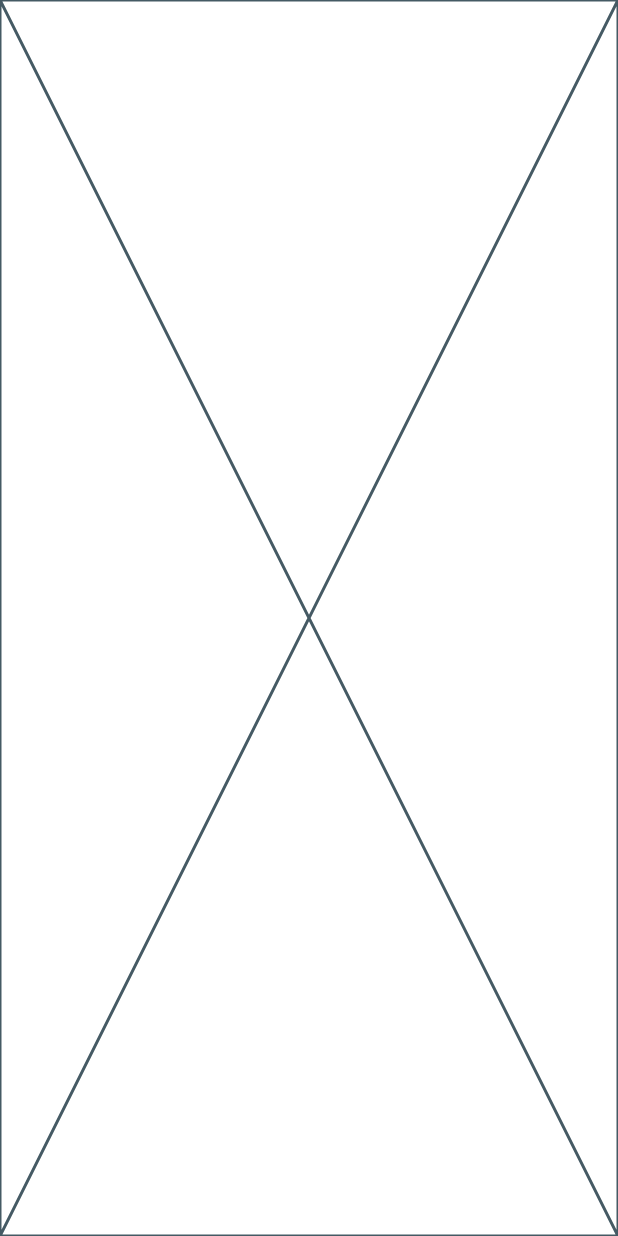
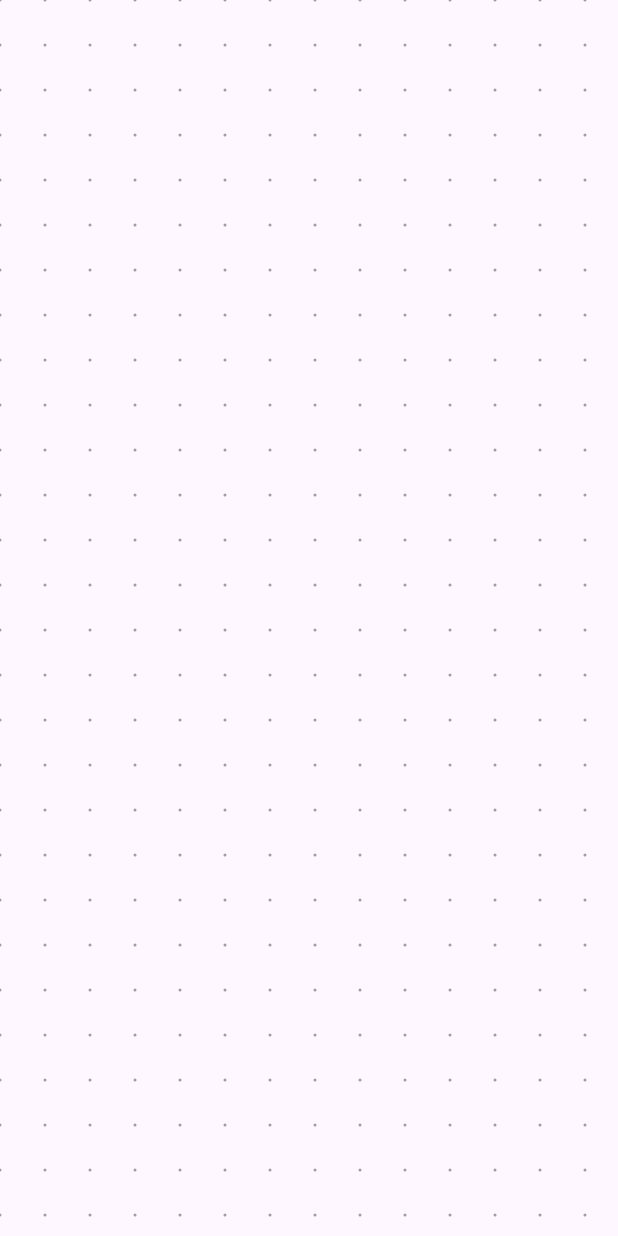
Before and after one commit to maryamabdallahhh/Drawly, a Flutter app: the screen it shows after launch, on a phone screen of 412 x 824 dp. Run offline on Flutter 3.47's test engine with Material 3 defaults, Android fonts, the light colour scheme and no system bars; our stand-ins replace cloud_firestore, firebase_core, flutter_riverpod; accounts and stored records are empty.

Commit message:
feat: implement infinite canvas with view-port grid and zoom/pan support

```diff
--- /dev/null
+++ b/lib/features/canvas/presentation/white_board_screen.dart
@@ -0,0 +1,49 @@
+import 'package:flutter/material.dart';
+import 'package:vivid_canvas/features/canvas/presentation/widgets/canvas_grid.dart';
+
+class WhiteboardScreen extends StatefulWidget {
+  const WhiteboardScreen({super.key});
+
+  @override
+  State<WhiteboardScreen> createState() => _WhiteboardScreenState();
+}
+
+class _WhiteboardScreenState extends State<WhiteboardScreen> {
+  final TransformationController _controller = TransformationController();
+
+  @override
+  Widget build(BuildContext context) {
+    return Scaffold(
+      body: Stack(
+        children: [
+          // THE BACKGROUND: Always stays full-screen, but dots move
+          ValueListenableBuilder<Matrix4>(
+            valueListenable: _controller,
+            builder: (context, matrix, _) {
+              return CustomPaint(
+                size: Size.infinite,
+                painter: InfiniteGridPainter(matrix),
+              );
+            },
+          ),
+
+          // THE INTERACTIVE LAYER: Where your sticky notes and drawings go
+          InteractiveViewer(
+            transformationController: _controller,
+            constrained: false,
+            boundaryMargin: const EdgeInsets.all(
+              double.infinity,
+            ), // Allow infinite panning
+            minScale: 0.1,
+            maxScale: 5.0,
+            child: SizedBox(
+              width: 10000, // Make this huge so you don't hit "walls"
+              height: 10000,
+              // We leave this transparent so we see the painter behind it
+            ),
+          ),
+        ],
+      ),
+    );
+  }
+}
--- a/lib/main.dart
+++ b/lib/main.dart
@@ -1,6 +1,7 @@
 import 'package:firebase_core/firebase_core.dart';
 import 'package:flutter/material.dart';
 import 'package:flutter_riverpod/flutter_riverpod.dart';
+import 'package:vivid_canvas/features/canvas/presentation/white_board_screen.dart';
 import 'package:vivid_canvas/firebase_options.dart';
 
 void main() async {
@@ -14,6 +15,6 @@ class VividCanvasApp extends StatelessWidget {
 
   @override
   Widget build(BuildContext context) {
-    return const Placeholder();
+    return const MaterialApp(home: WhiteboardScreen());
   }
 }
```
Also changed, not shown: lib/core/services/firestore_service.dart (+27 -0 lines), lib/features/canvas/models/canvas_element.dart (+34 -0 lines), lib/features/canvas/presentation/widgets/canvas_grid.dart (added, +37 -0 lines), lib/features/canvas/providers/canvas_providers.dart (added, +12 -0 lines).
